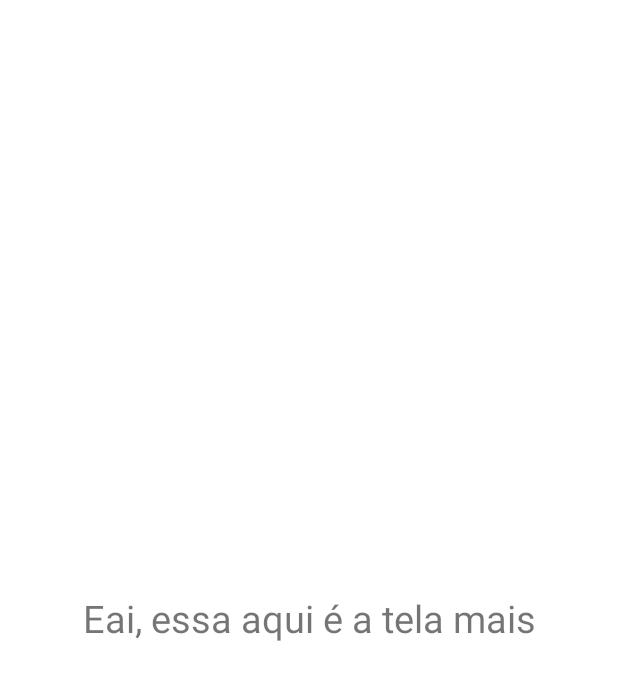
After one commit to Elis4Torres/app_BigHero, an Android app: the MaisActivity screen opened directly, with no data from a screen before it, on a phone screen of 412 x 824 dp. The commit adds this screen. Shown: the top 680 px of the screen. Run offline under Robolectric (Android 15) with nearby library versions, the phone set to English and light mode, and no system bars.

Commit message:
criando menu
Criação do menu e das telas que serão utilizadas.

```diff
--- a/app/src/main/AndroidManifest.xml
+++ b/app/src/main/AndroidManifest.xml
@@ -14,6 +14,12 @@
         android:theme="@style/Theme.BigHero"
         tools:targetApi="31">
         <activity
+            android:name=".MaisActivity"
+            android:exported="false" />
+        <activity
+            android:name=".LocationActivity"
+            android:exported="false" />
+        <activity
             android:name=".HomeActivity"
             android:exported="false" />
         <activity
--- a/app/src/main/java/com/example/bighero/MainActivity.java
+++ b/app/src/main/java/com/example/bighero/MainActivity.java
@@ -7,7 +7,6 @@ import android.view.WindowManager;
 import android.widget.ProgressBar;
 import android.widget.TextView;
 
-import com.example.bighero.databinding.ActivityMainBinding;
 
 public class MainActivity extends AppCompatActivity {
 
--- /dev/null
+++ b/app/src/main/java/com/example/bighero/MaisActivity.java
@@ -0,0 +1,14 @@
+package com.example.bighero;
+
+import androidx.appcompat.app.AppCompatActivity;
+
+import android.os.Bundle;
+
+public class MaisActivity extends AppCompatActivity {
+
+    @Override
+    protected void onCreate(Bundle savedInstanceState) {
+        super.onCreate(savedInstanceState);
+        setContentView(R.layout.activity_mais);
+    }
+}
--- /dev/null
+++ b/app/src/main/res/drawable/ic_add.xml
@@ -0,0 +1,5 @@
+<vector android:height="35dp" android:tint="#000000"
+    android:viewportHeight="24" android:viewportWidth="24"
+    android:width="35dp" xmlns:android="http://schemas.android.com/apk/res/android">
+    <path android:fillColor="@android:color/white" android:pathData="M19,13h-6v6h-2v-6H5v-2h6V5h2v6h6v2z"/>
+</vector>
--- a/app/src/main/res/drawable/ic_baseline_home_24.xml
+++ /dev/null
@@ -1,5 +0,0 @@
-<vector android:height="24dp" android:tint="#000000"
-    android:viewportHeight="24" android:viewportWidth="24"
-    android:width="24dp" xmlns:android="http://schemas.android.com/apk/res/android">
-    <path android:fillColor="@android:color/white" android:pathData="M10,20v-6h4v6h5v-8h3L12,3 2,12h3v8z"/>
-</vector>
--- a/app/src/main/res/drawable/ic_baseline_location_on_24.xml
+++ /dev/null
@@ -1,5 +0,0 @@
-<vector android:height="24dp" android:tint="#000000"
-    android:viewportHeight="24" android:viewportWidth="24"
-    android:width="24dp" xmlns:android="http://schemas.android.com/apk/res/android">
-    <path android:fillColor="@android:color/white" android:pathData="M12,2C8.13,2 5,5.13 5,9c0,5.25 7,13 7,13s7,-7.75 7,-13c0,-3.87 -3.13,-7 -7,-7zM12,11.5c-1.38,0 -2.5,-1.12 -2.5,-2.5s1.12,-2.5 2.5,-2.5 2.5,1.12 2.5,2.5 -1.12,2.5 -2.5,2.5z"/>
-</vector>
--- /dev/null
+++ b/app/src/main/res/drawable/ic_home.xml
@@ -0,0 +1,5 @@
+<vector android:height="35dp" android:tint="#000000"
+    android:viewportHeight="24" android:viewportWidth="24"
+    android:width="35dp" xmlns:android="http://schemas.android.com/apk/res/android">
+    <path android:fillColor="@android:color/white" android:pathData="M10,20v-6h4v6h5v-8h3L12,3 2,12h3v8z"/>
+</vector>
--- /dev/null
+++ b/app/src/main/res/drawable/ic_location.xml
@@ -0,0 +1,5 @@
+<vector android:height="35dp" android:tint="#000000"
+    android:viewportHeight="24" android:viewportWidth="24"
+    android:width="35dp" xmlns:android="http://schemas.android.com/apk/res/android">
+    <path android:fillColor="@android:color/white" android:pathData="M12,2C8.13,2 5,5.13 5,9c0,5.25 7,13 7,13s7,-7.75 7,-13c0,-3.87 -3.13,-7 -7,-7zM12,11.5c-1.38,0 -2.5,-1.12 -2.5,-2.5s1.12,-2.5 2.5,-2.5 2.5,1.12 2.5,2.5 -1.12,2.5 -2.5,2.5z"/>
+</vector>
--- /dev/null
+++ b/app/src/main/res/layout/activity_mais.xml
@@ -0,0 +1,19 @@
+<?xml version="1.0" encoding="utf-8"?>
+<androidx.constraintlayout.widget.ConstraintLayout xmlns:android="http://schemas.android.com/apk/res/android"
+    xmlns:app="http://schemas.android.com/apk/res-auto"
+    xmlns:tools="http://schemas.android.com/tools"
+    android:layout_width="match_parent"
+    android:layout_height="match_parent"
+    tools:context=".MaisActivity">
+
+    <TextView
+        android:id="@+id/textView2"
+        android:layout_width="wrap_content"
+        android:layout_height="wrap_content"
+        android:text="Eai, essa aqui é a tela mais"
+        android:textSize="25dp"
+        app:layout_constraintBottom_toBottomOf="parent"
+        app:layout_constraintEnd_toEndOf="parent"
+        app:layout_constraintStart_toStartOf="parent"
+        app:layout_constraintTop_toTopOf="parent" />
+</androidx.constraintlayout.widget.ConstraintLayout>
```
Also changed, not shown: app/src/main/java/com/example/bighero/HomeActivity.java (+20 -0 lines), app/src/main/java/com/example/bighero/LocationActivity.java (added, +14 -0 lines), app/src/main/res/layout/activity_home.xml (+54 -1 lines), app/src/main/res/layout/activity_location.xml (added, +19 -0 lines), app/src/main/res/drawable-v24/cozinha.png (added), app/src/main/res/drawable-v24/hero.png (added), app/src/main/res/drawable-v24/tomago.png (added), app/src/main/res/drawable-v24/wesabi.png (added), app/src/main/res/layout/ic_mais.xml (renamed from app/src/main/res/drawable/ic_baseline_add_24.xml), 1 other file.
